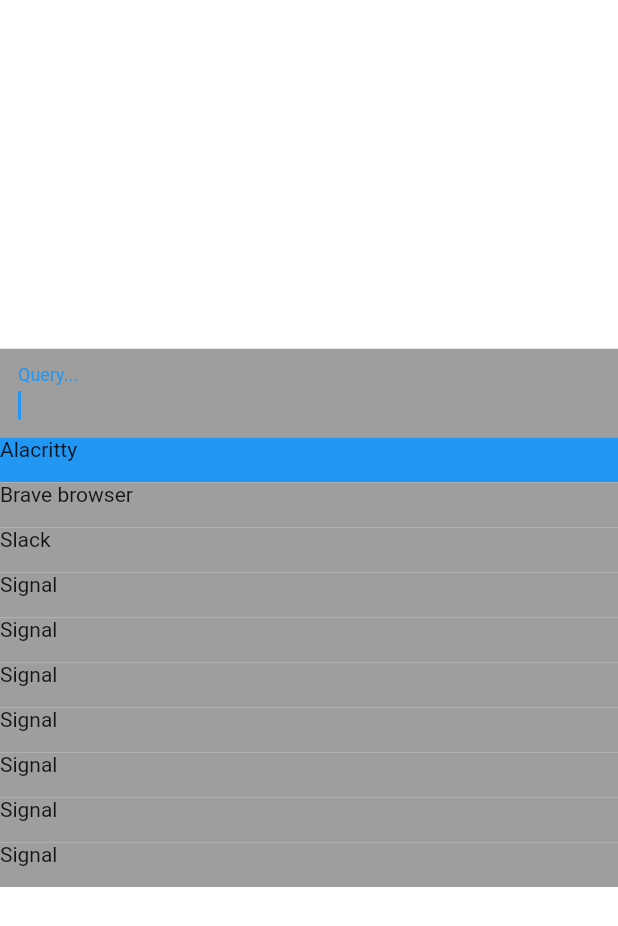
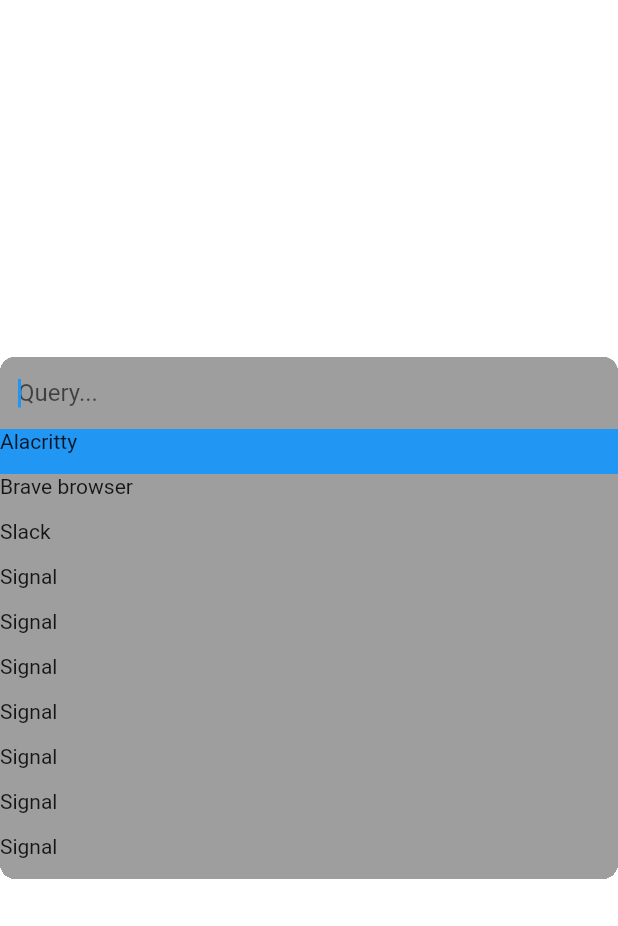
Before and after one commit to spotter-application/spotter, a Flutter app: the screen it shows after launch, on a phone screen of 412 x 824 dp. Shown: the top 926 px of the screen. Run offline on Flutter 3.47's test engine with Material 2 defaults, Android fonts, the light colour scheme and no system bars; missing offline and left inert: bitsdojo_window, hotkey_manager, system_tray, window_manager; project files that could hold a hidden picture were left out.

Commit message:
Border radius

```diff
--- a/lib/main.dart
+++ b/lib/main.dart
@@ -16,8 +16,9 @@
   await hotKeyManager.unregisterAll();
 
   doWhenWindowReady(() {
-    const initialSize = Size(600, 450);
+    const initialSize = Size(800, 350);
     appWindow.minSize = initialSize;
+    appWindow.maxSize = initialSize;
     appWindow.size = initialSize;
     appWindow.alignment = Alignment.center;
     appWindow.show();
@@ -293,7 +294,18 @@
       body: Column(
         mainAxisAlignment: MainAxisAlignment.center,
         children: <Widget>[
-          RawKeyboardListener(
+          Container(
+            decoration: BoxDecoration(
+              borderRadius: BorderRadius.only(
+                topLeft: const Radius.circular(10),
+                topRight: const Radius.circular(10),
+                bottomLeft: Radius.circular(filteredOptions.isEmpty ? 10 : 0),
+                bottomRight: Radius.circular(filteredOptions.isEmpty ? 10 : 0),
+              ),
+              color: Colors.green,
+            ),
+            clipBehavior: Clip.hardEdge,
+            child: RawKeyboardListener(
               focusNode: focusNode,
               onKey: handleKeyEvent,
               child: TextField(
@@ -303,12 +315,20 @@
                   filled: true,
                   fillColor: Colors.grey,
                   border: InputBorder.none,
-                labelText: 'Query...',
+                  hintText: 'Query...',
                 )
               )
             ),
-          SizedBox(
-            height: 300,
+          ),
+          Container(
+            height: 30 * 10,
+            decoration: const BoxDecoration(
+              borderRadius: BorderRadius.only(
+                bottomLeft: Radius.circular(10),
+                bottomRight: Radius.circular(10),
+              ),
+            ),
+            clipBehavior: Clip.hardEdge,
             child: SingleChildScrollView(
               controller: scrollController,
               child: Column(children: [
@@ -321,13 +341,6 @@
               ])
             )
           )
-          // ListView(children: [
-          //   for(var i = 0; i < filteredOptions.length; i++) Container(
-          //     width: double.infinity,
-          //     color: selectedOptionIndex == i ? Colors.blue : Colors.grey,
-          //     child: Text(filteredOptions[i].name),
-          //   )
-          // ]),
         ],
       ),
     );
```
Lines whose indentation alone changed are shown as unchanged.
